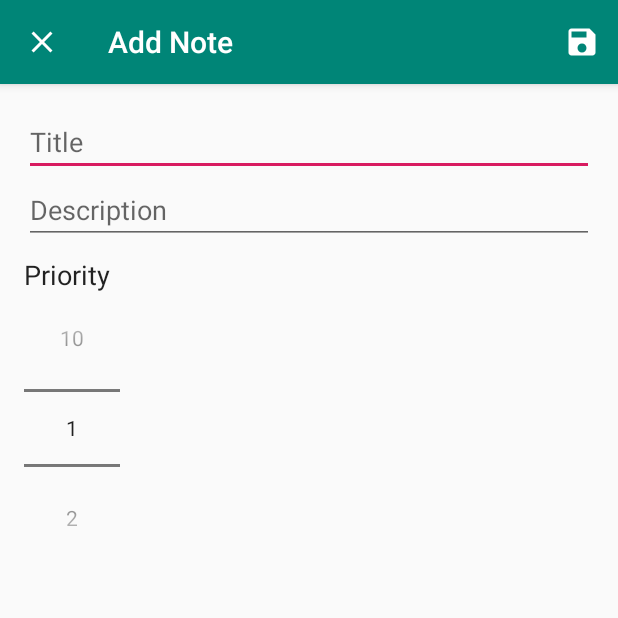
After one commit to swdevdave/Arch-Example, an Android app: the AddNoteActivity screen opened directly, with no data from a screen before it, on a phone screen of 412 x 824 dp, the top half of it. The commit adds this screen. Run offline under Robolectric (Android 15) with nearby library versions, the phone set to English and light mode, and no system bars.

Commit message:
Updated
Added FAB, + menu + save + intents to pass data back to RecyclerView

```diff
--- a/app/src/main/AndroidManifest.xml
+++ b/app/src/main/AndroidManifest.xml
@@ -9,13 +9,16 @@
         android:roundIcon="@mipmap/ic_launcher_round"
         android:supportsRtl="true"
         android:theme="@style/AppTheme">
-        <activity android:name=".MainActivity">
+        <activity android:name=".MainActivity"
+            android:launchMode="singleTop">
             <intent-filter>
                 <action android:name="android.intent.action.MAIN" />
 
                 <category android:name="android.intent.category.LAUNCHER" />
             </intent-filter>
         </activity>
+        <activity android:name=".AddNoteActivity"
+            android:parentActivityName=".MainActivity"/>
     </application>
 
 </manifest>
--- /dev/null
+++ b/app/src/main/java/com/swdave/arch_example/AddNoteActivity.java
@@ -0,0 +1,89 @@
+package com.swdave.arch_example;
+
+import android.content.Intent;
+import android.os.Bundle;
+import android.support.v7.app.AppCompatActivity;
+import android.view.Menu;
+import android.view.MenuInflater;
+import android.view.MenuItem;
+import android.widget.EditText;
+import android.widget.NumberPicker;
+import android.widget.Toast;
+
+public class AddNoteActivity extends AppCompatActivity {
+
+    public static final String EXTRA_TITLE =
+            "com.swdave.arch_example.EXTRA_TITLE";
+
+    public static final String EXTRA_DESCRIPTION =
+            "com.swdave.arch_example.EXTRA_DESCRIPTION";
+
+    public static final String EXTRA_PRIORITY =
+            "com.swdave.arch_example.EXTRA_PRIORITY";
+
+    private EditText editTextTitle;
+    private EditText editTextDescription;
+    private NumberPicker numberPickerPriority;
+
+
+
+
+    @Override
+    protected void onCreate(Bundle savedInstanceState) {
+        super.onCreate(savedInstanceState);
+        setContentView(R.layout.activity_add_note);
+
+        editTextTitle = findViewById(R.id.edit_text_title);
+        editTextDescription = findViewById(R.id.edit_text_description);
+        numberPickerPriority = findViewById(R.id.number_picker_priority);
+
+        numberPickerPriority.setMinValue(1);
+        numberPickerPriority.setMaxValue(10);
+
+        // Adds save icon to Action bar
+        getSupportActionBar().setHomeAsUpIndicator(R.drawable.ic_close);
+        setTitle("Add Note");
+    }
+
+    private void saveNote(){
+        String title = editTextTitle.getText().toString();
+        String descrition = editTextDescription.getText().toString();
+        int priority = numberPickerPriority.getValue();
+
+        if (title.trim().isEmpty()|| descrition.trim().isEmpty()){
+            Toast.makeText(this, "Please insert Title and Description", Toast.LENGTH_SHORT).show();
+            return;
+        }
+
+        Intent data = new Intent();
+
+        data.putExtra(EXTRA_TITLE, title);
+        data.putExtra(EXTRA_DESCRIPTION, descrition);
+        data.putExtra(EXTRA_PRIORITY, priority);
+
+        setResult(RESULT_OK, data);
+        finish();
+
+    }
+
+    // inflates menu
+    @Override
+    public boolean onCreateOptionsMenu(Menu menu) {
+        MenuInflater menuInflater = getMenuInflater();
+        menuInflater.inflate(R.menu.add_note_menu, menu);
+        return true;
+
+    }
+
+    @Override
+    public boolean onOptionsItemSelected(MenuItem item) {
+        switch (item.getItemId()) {
+            case R.id.save_note:
+                saveNote();
+                return true;
+            default:
+                return super.onOptionsItemSelected(item);
+        }
+
+    }
+}
--- /dev/null
+++ b/app/src/main/res/drawable/ic_add.xml
@@ -0,0 +1,5 @@
+<vector android:height="24dp" android:tint="#FFFFFF"
+    android:viewportHeight="24.0" android:viewportWidth="24.0"
+    android:width="24dp" xmlns:android="http://schemas.android.com/apk/res/android">
+    <path android:fillColor="#FF000000" android:pathData="M19,13h-6v6h-2v-6H5v-2h6V5h2v6h6v2z"/>
+</vector>
--- /dev/null
+++ b/app/src/main/res/drawable/ic_close.xml
@@ -0,0 +1,5 @@
+<vector android:height="24dp" android:tint="#FFFFFF"
+    android:viewportHeight="24.0" android:viewportWidth="24.0"
+    android:width="24dp" xmlns:android="http://schemas.android.com/apk/res/android">
+    <path android:fillColor="#FF000000" android:pathData="M19,6.41L17.59,5 12,10.59 6.41,5 5,6.41 10.59,12 5,17.59 6.41,19 12,13.41 17.59,19 19,17.59 13.41,12z"/>
+</vector>
--- /dev/null
+++ b/app/src/main/res/drawable/ic_save.xml
@@ -0,0 +1,5 @@
+<vector android:height="24dp" android:tint="#FFFFFF"
+    android:viewportHeight="24.0" android:viewportWidth="24.0"
+    android:width="24dp" xmlns:android="http://schemas.android.com/apk/res/android">
+    <path android:fillColor="#FF000000" android:pathData="M17,3L5,3c-1.11,0 -2,0.9 -2,2v14c0,1.1 0.89,2 2,2h14c1.1,0 2,-0.9 2,-2L21,7l-4,-4zM12,19c-1.66,0 -3,-1.34 -3,-3s1.34,-3 3,-3 3,1.34 3,3 -1.34,3 -3,3zM15,9L5,9L5,5h10v4z"/>
+</vector>
--- /dev/null
+++ b/app/src/main/res/layout/activity_add_note.xml
@@ -0,0 +1,40 @@
+<?xml version="1.0" encoding="utf-8"?>
+<LinearLayout
+
+    xmlns:android="http://schemas.android.com/apk/res/android"
+    xmlns:app="http://schemas.android.com/apk/res-auto"
+    xmlns:tools="http://schemas.android.com/tools"
+    android:layout_width="match_parent"
+    android:layout_height="match_parent"
+    android:orientation="vertical"
+    tools:context=".AddNoteActivity"
+    android:padding="16dp">
+
+    <EditText
+        android:id="@+id/edit_text_title"
+        android:layout_width="match_parent"
+        android:layout_height="wrap_content"
+        android:hint="Title"
+        android:inputType="text"/>
+
+    <EditText
+        android:id="@+id/edit_text_description"
+        android:layout_width="match_parent"
+        android:layout_height="wrap_content"
+        android:hint="Description"
+        android:inputType="textMultiLine"/>
+
+    <TextView
+        android:layout_width="wrap_content"
+        android:layout_height="wrap_content"
+        android:text="Priority"
+        android:layout_marginTop="8dp"
+        android:textAppearance="@android:style/TextAppearance.Medium"/>
+
+    <NumberPicker
+        android:id="@+id/number_picker_priority"
+        android:layout_width="wrap_content"
+        android:layout_height="wrap_content"/>
+
+
+</LinearLayout>
--- /dev/null
+++ b/app/src/main/res/menu/add_note_menu.xml
@@ -0,0 +1,9 @@
+<?xml version="1.0" encoding="utf-8"?>
+<menu xmlns:android="http://schemas.android.com/apk/res/android"
+    xmlns:app="http://schemas.android.com/apk/res-auto">
+    <item
+        android:id="@+id/save_note"
+        android:icon="@drawable/ic_save"
+        android:title="Save"
+        app:showAsAction="ifRoom"/>
+</menu>
```
Also changed, not shown: app/src/main/java/com/swdave/arch_example/MainActivity.java (+34 -0 lines), app/src/main/res/layout/activity_main.xml (+8 -0 lines).
